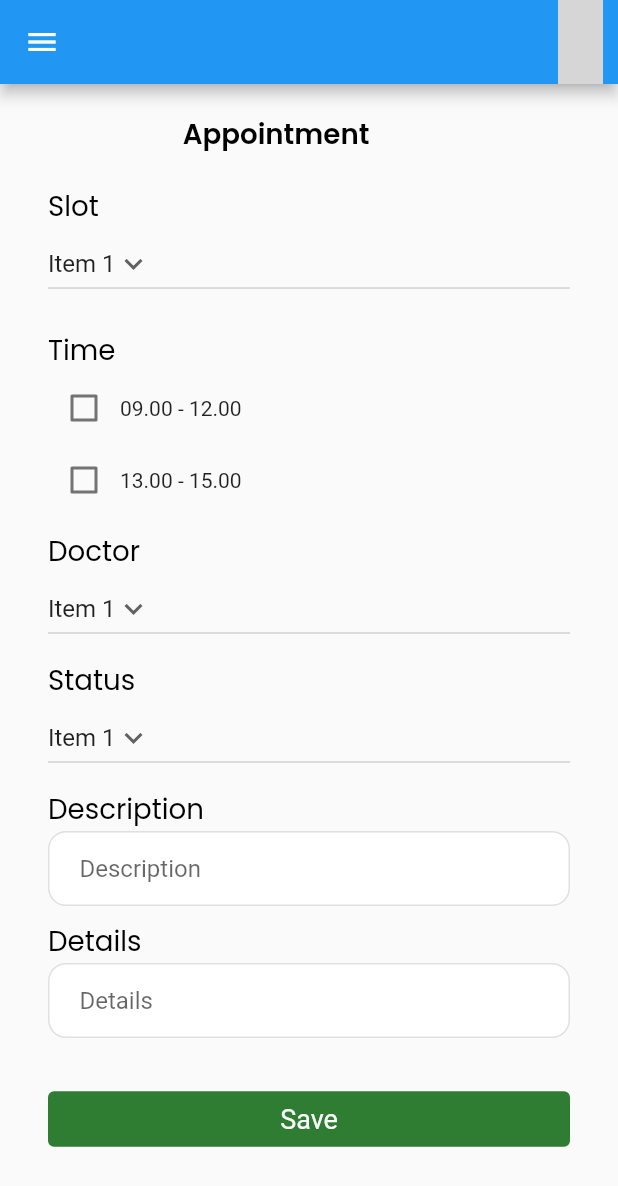
After one commit to shaniyafernando/vet_me, a Flutter app: the CreateSchedule screen opened directly, on a phone screen of 412 x 824 dp. The commit adds this screen. Shown: the top 1186 px of the screen. Run offline on Flutter 3.47's test engine with Material 2 defaults, Android fonts, the phone set to English and light mode, and no system bars; our stand-ins replace firebase_core, google_fonts, image_picker, mask_text_input_formatter; missing offline and left inert: flutter_advanced_avatar; accounts and stored records are empty; grey boxes are pictures that could not be loaded.

Commit message:
Altered profile_pic.dart

```diff
--- /dev/null
+++ b/lib/screens/clinic/create-schedule.dart
@@ -0,0 +1,244 @@
+import 'package:flutter/material.dart';
+import '../../utils.dart';
+import '../widgets/profile-avatar.dart';
+import 'package:mad_cw2_vet_me/screens/widgets/text-field.dart';
+
+
+class CreateSchedule extends StatefulWidget {
+
+  CreateSchedule({super.key});
+
+  @override
+  State<CreateSchedule> createState() => _CreateScheduleState();
+}
+
+class _CreateScheduleState extends State<CreateSchedule> {
+
+  //variables
+  final TextEditingController _descriptionController = TextEditingController();
+  final TextEditingController _detailsController = TextEditingController();
+
+  bool ch1 = false;
+  bool ch2 = false;
+
+  String dropdownvalue = 'Item 1';
+  var items = [
+    'Item 1',
+    'Item 2',
+    'Item 3',
+    'Item 4',
+    'Item 5',
+  ];
+
+
+  @override
+  Widget build(BuildContext context) {
+    double baseWidth = 390;
+    double fem = MediaQuery.of(context).size.width / baseWidth;
+    double ffem = fem * 0.97;
+
+    return Scaffold(
+      appBar: AppBar(
+        leading: IconButton(
+            onPressed: () {},
+            icon: const Icon(Icons.menu)
+        ),
+        actions: const [
+          ProfileAvatar(),
+          SizedBox(width: 10.0)
+        ],
+      ),
+      body: ListView(
+        padding: const EdgeInsets.symmetric(horizontal: 32),
+        physics: const BouncingScrollPhysics(),
+        children: [
+          const SizedBox(
+            height: 20.0,
+          ),
+
+          Container(
+            margin: EdgeInsets.fromLTRB(85*fem, 0*fem, 0*fem, 0*fem),
+            child: Text(
+              'Appointment',
+              style: SafeGoogleFont (
+                'Poppins',
+                fontSize: 18*ffem,
+                fontWeight: FontWeight.w600,
+                color: const Color(0xff000000),
+              ),
+            ),
+          ),
+          const SizedBox(
+            height: 20.0,
+          ),
+
+          Text(
+            'Slot',
+            style: SafeGoogleFont (
+              'Poppins',
+              fontSize: 18*ffem,
+              color: const Color(0xff000000),
+            ),
+          ),
+          DropdownButton(
+              value: dropdownvalue,
+              icon: const Icon(Icons.keyboard_arrow_down),
+              items: items.map((String items) {
+                return DropdownMenuItem(
+                  value: items,
+                  child: Text(items),
+                );
+              }).toList(),
+              onChanged: (String? newValue){
+                setState(() {
+                  dropdownvalue = newValue!;
+                });
+              }
+          ),
+
+          const SizedBox(
+            height: 20.0,
+          ),
+
+          Text(
+            'Time',
+            style: SafeGoogleFont (
+              'Poppins',
+              fontSize: 18*ffem,
+              color: const Color(0xff000000),
+            ),
+          ),
+          Row(
+            children: [
+              Checkbox(
+                value: ch1,
+                onChanged: (val) {
+                  setState(() {
+                    ch1 = val!;
+                  });
+                },
+              ),
+              const Text("09.00 - 12.00"),
+            ],
+          ),
+          Row(
+            children: [
+              Checkbox(
+                value: ch2,
+                onChanged: (val) {
+                  setState(() {
+                    ch2 = val!;
+                  });
+                },
+              ),
+              const Text("13.00 - 15.00"),
+            ],
+          ),
+
+          const SizedBox(
+            height: 10.0,
+          ),
+
+          Text(
+            'Doctor',
+            style: SafeGoogleFont (
+              'Poppins',
+              fontSize: 18*ffem,
+              color: const Color(0xff000000),
+            ),
+          ),
+          DropdownButton(
+              value: dropdownvalue,
+              icon: const Icon(Icons.keyboard_arrow_down),
+              items: items.map((String items) {
+                return DropdownMenuItem(
+                  value: items,
+                  child: Text(items),
+                );
+              }).toList(),
+              onChanged: (String? newValue){
+                setState(() {
+                  dropdownvalue = newValue!;
+                });
+              }
+          ),
+          const SizedBox(
+            height: 10.0,
+          ),
+
+
+          Text(
+            'Status',
+            style: SafeGoogleFont (
+              'Poppins',
+              fontSize: 18*ffem,
+              color: const Color(0xff000000),
+            ),
+          ),
+          DropdownButton(
+              value: dropdownvalue,
+              icon: const Icon(Icons.keyboard_arrow_down),
+              items: items.map((String items) {
+                return DropdownMenuItem(
+                  value: items,
+                  child: Text(items),
+                );
+              }).toList(),
+              onChanged: (String? newValue){
+                setState(() {
+                  dropdownvalue = newValue!;
+                });
+              }
+          ),
+          const SizedBox(
+            height: 10.0,
+          ),
+
+          Text(
+            'Description',
+            style: SafeGoogleFont (
+              'Poppins',
+              fontSize: 18*ffem,
+              color: const Color(0xff000000),
+            ),
+          ),
+          InputField(
+              hintText: "Description",
+              controller: _descriptionController,
+              obscureText: false),
+          const SizedBox(
+            height: 10.0,
+          ),
+
+          Text(
+            'Details',
+            style: SafeGoogleFont (
+              'Poppins',
+              fontSize: 18*ffem,
+              color: const Color(0xff000000),
+            ),
+          ),
+          InputField(
+              hintText: "Details",
+              controller: _detailsController,
+              obscureText: false),
+          const SizedBox(
+            height: 30.0,
+          ),
+
+          TextButton(
+              style: TextButton.styleFrom(
+                  foregroundColor: Colors.white,
+                  backgroundColor: Colors.green.shade800,
+                  textStyle: const TextStyle(fontSize: 18)),
+              onPressed: (){},
+              child: const Text('Save')
+          ),
+
+
+        ],
+      ),
+
+    );
+  }
+}
```
Also changed, not shown: lib/screens/clinic/create-doctor-profile.dart (added, +203 -0 lines), lib/screens/widgets/profile_pic.dart (+4 -4 lines).
